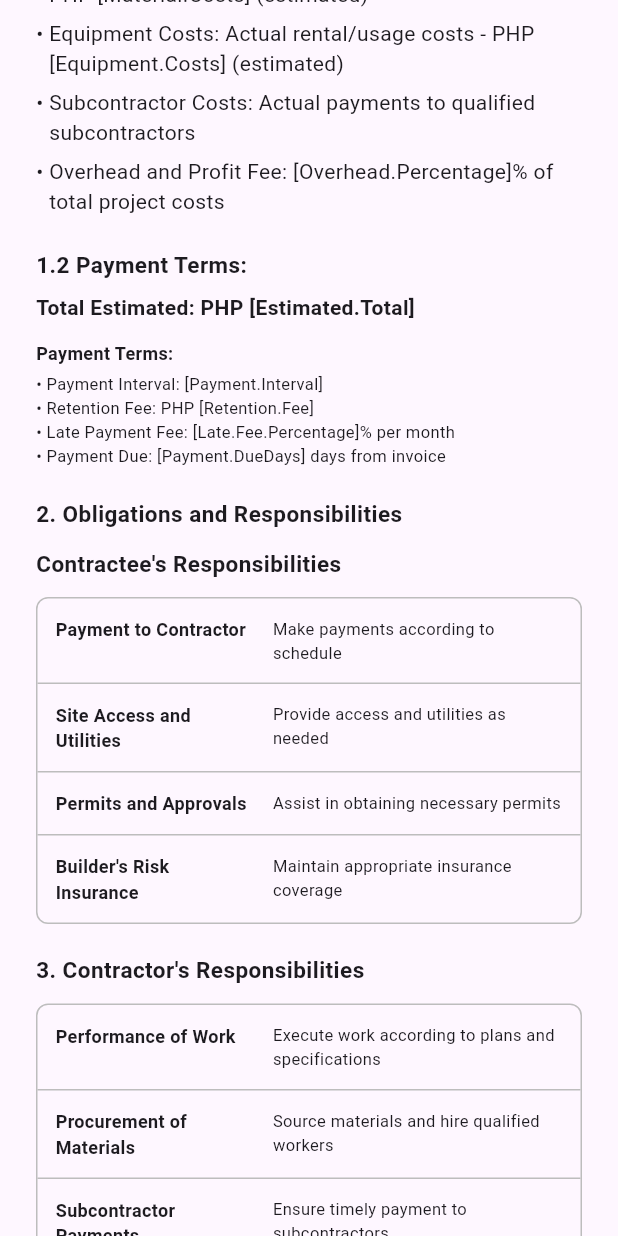
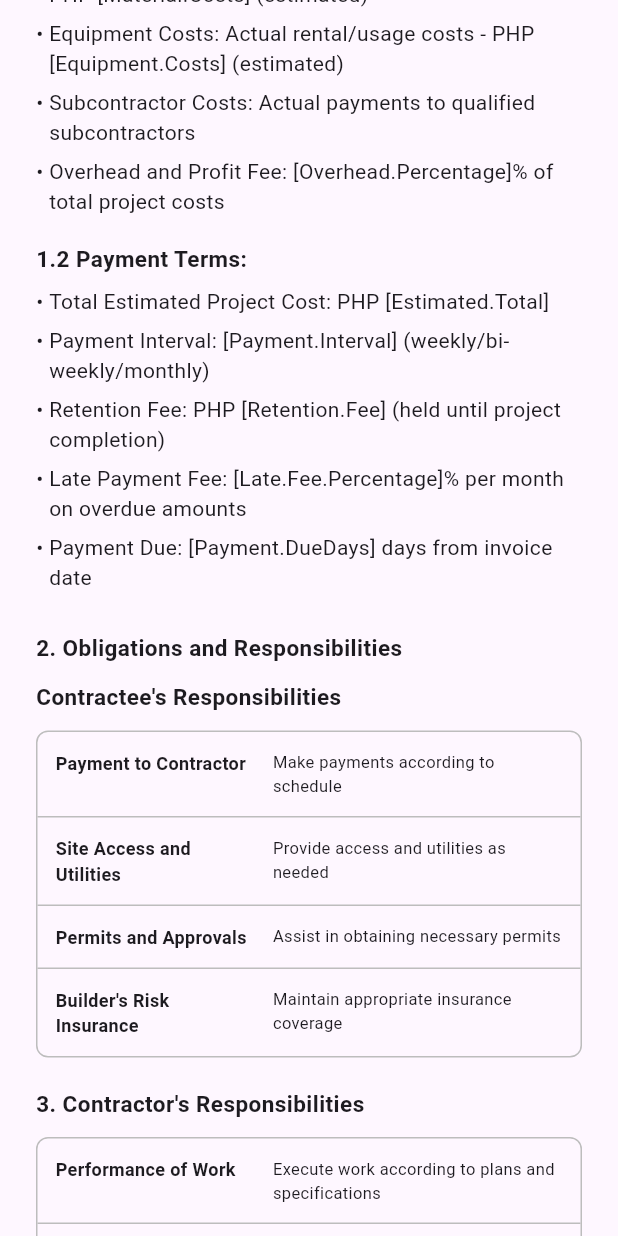
Before and after one commit to jjj-ols123/ConTrust, a Flutter app: the CostPlusContract widget shown alone on an empty page, opened directly, scrolled down 1152 dp, on a phone screen of 412 x 824 dp. Run offline on Flutter 3.47's test engine with Material 3 defaults, Android fonts, the phone set to English and light mode, and no system bars; our stand-ins replace file_picker, image_picker, pdf, supabase_flutter; missing offline and left inert: contractee, contractor, dart:html; accounts and stored records are empty.

Commit message:
fixes mismatches of pdf and preview

```diff
--- a/lib/contract_templates/CostPlus.dart
+++ b/lib/contract_templates/CostPlus.dart
@@ -166,43 +166,17 @@ class CostPlusContract extends StatelessWidget {
             'Overhead and Profit Fee: [Overhead.Percentage]% of total project costs',
           ]),
 
-          const SizedBox(height: 16),
+          const SizedBox(height: 12),
           ContractStyle.sectionTitle('1.2 Payment Terms:'),
           const SizedBox(height: 8),
 
-          Text(
-            ContractStyle.textResolver != null
-                ? 'Total Estimated: PHP ${ContractStyle.textResolver!('[Estimated.Total]')}'
-                : 'Total Estimated: PHP [Estimated.Total]',
-            style: const TextStyle(fontSize: 14, fontWeight: FontWeight.bold)
-          ),
-          const SizedBox(height: 12),
-          const Text('Payment Terms:', style: TextStyle(fontSize: 12, fontWeight: FontWeight.bold)),
-          const SizedBox(height: 4),
-          Text(
-            ContractStyle.textResolver != null
-                ? '• Payment Interval: ${ContractStyle.textResolver!('[Payment.Interval]')}'
-                : '• Payment Interval: [Payment.Interval]',
-            style: const TextStyle(fontSize: 11)
-          ),
-          Text(
-            ContractStyle.textResolver != null
-                ? '• Retention Fee: PHP ${ContractStyle.textResolver!('[Retention.Fee]')}'
-                : '• Retention Fee: PHP [Retention.Fee]',
-            style: const TextStyle(fontSize: 11)
-          ),
-          Text(
-            ContractStyle.textResolver != null
-                ? '• Late Payment Fee: ${ContractStyle.textResolver!('[Late.Fee.Percentage]')}% per month'
-                : '• Late Payment Fee: [Late.Fee.Percentage]% per month',
-            style: const TextStyle(fontSize: 11)
-          ),
-          Text(
-            ContractStyle.textResolver != null
-                ? '• Payment Due: ${ContractStyle.textResolver!('[Payment.DueDays]')} days from invoice'
-                : '• Payment Due: [Payment.DueDays] days from invoice',
-            style: const TextStyle(fontSize: 11)
-          ),
+          ContractStyle.bulletList([
+            'Total Estimated Project Cost: PHP [Estimated.Total]',
+            'Payment Interval: [Payment.Interval] (weekly/bi-weekly/monthly)',
+            'Retention Fee: PHP [Retention.Fee] (held until project completion)',
+            'Late Payment Fee: [Late.Fee.Percentage]% per month on overdue amounts',
+            'Payment Due: [Payment.DueDays] days from invoice date',
+          ]),
 
           const SizedBox(height: 20),
           ContractStyle.sectionTitle('2. Obligations and Responsibilities'),
@@ -288,7 +262,7 @@ class CostPlusContract extends StatelessWidget {
           const SizedBox(height: 12),
           ContractStyle.sectionTitle('No Damages to the Contractor for Delay:'),
           ContractStyle.paragraph(
-              'The Contractor acknowledges and agrees that, except for the extension of time for completing the Work as provided herein, the Contractor shall not be entitled to any additional compensation, damages, or claims for any delays or interruptions in the progress of the Work.'),
+              'The Contractor acknowledges and agrees that, except for the extension of time for completing the Work as provided herein, the Contractor shall not be entitled to any additional compensation, damages, or claims for any delays or interruptions in the progress of the Work, regardless of the cause of such delays. The Contractor further waives any right to recover consequential damages, lost profits, or any other indirect damages arising from any delay.'),
 
           const SizedBox(height: 20),
           ContractStyle.sectionTitle('5. Insurance and Bonds'),
@@ -296,12 +270,16 @@ class CostPlusContract extends StatelessWidget {
 
           ContractStyle.sectionTitle('Contractor\'s Insurance:'),
           ContractStyle.paragraph(
-              'The Contractor shall, at its own expense, procure and maintain insurance coverage during the term of this Agreement, in accordance with industry standards and with limits of liability as specified herein.'),
+              'The Contractor shall, at its own expense, procure and maintain insurance coverage during the term of this Agreement, in accordance with industry standards and with limits of liability as specified herein, and shall provide evidence of such insurance to the Contractee prior to commencing any work under this Contract. Such insurance shall include, but not be limited to:'),
 
           const SizedBox(height: 12),
           ContractStyle.sectionTitle('Performance and Payment Bonds'),
           ContractStyle.paragraph(
-            'The Contractor shall furnish to the Contractee, within [Bond.TimeFrame] days, performance and payment bonds executed by a surety company licensed to do business in the jurisdiction where the project is located. The performance bond shall be in an amount not less than PHP [Bond.PerformanceAmount] and the payment bond shall be in an amount not less than PHP [Bond.PaymentAmount].'),
+            'The Contractor shall furnish to the Contractee, within [Bond.TimeFrame] days, performance and payment bonds executed by a surety company licensed to do business in the jurisdiction where the project is located. The performance bond shall be in an amount not less than PHP [Bond.PerformanceAmount] and shall guarantee the faithful performance of all Work under this Agreement.'),
+
+          const SizedBox(height: 12),
+          ContractStyle.paragraph(
+            'The payment bond shall be in an amount not less than PHP [Bond.PaymentAmount] and shall guarantee the payment to all subcontractors, laborers, and material suppliers for labor and materials furnished in connection with this Contract. The Contractor shall maintain these bonds in full force and effect throughout the duration of the project.'),
 
           const SizedBox(height: 20),
           ContractStyle.sectionTitle('6. Change Orders and Modifications'),
--- a/lib/contract_templates/LumpSum.dart
+++ b/lib/contract_templates/LumpSum.dart
@@ -329,26 +329,43 @@ class LumpSumContract extends StatelessWidget {
               '6.2. Change Order Pricing: Labor rates for change orders shall be PHP [Change.LaborRate] per hour. Materials shall be charged at cost plus [Change.MaterialMarkup]% markup. Equipment charges shall be at cost plus [Change.EquipmentMarkup]% markup.'),
 
           const SizedBox(height: 20),
-          ContractStyle.sectionTitle('7. Termination and Warranties'),
+          ContractStyle.sectionTitle('7. Delays and Extensions of Time'),
+          const SizedBox(height: 12),
+
+          ContractStyle.sectionTitle('Procedures for Time Extensions:'),
+          ContractStyle.paragraph(
+              'In the event that the Contractor is delayed in the progress of the Work for reasons beyond the Contractor\'s control, including but not limited to acts of God, strikes, material shortages, changes in the Work ordered by the Contractee, or other excusable delays, the Contractor shall promptly notify the Contractee in writing of the cause of the delay. The Contractee shall have the right to grant or deny time extensions, at the Contractee\'s sole discretion, for any delays that are found to be excusable.'),
+
+          const SizedBox(height: 12),
+          ContractStyle.sectionTitle('Liquidated Damages:'),
+          ContractStyle.paragraph(
+              'If the Contractor fails to complete the Work by the agreed completion date, and such delay is not excusable under the terms of this Contract, the Contractor shall pay liquidated damages in the amount of PHP[Penalty.DailyAmount] per calendar day for each day of delay. These liquidated damages represent a reasonable estimate of the damages that the Contractee will suffer as a result of delayed completion.'),
+
+          const SizedBox(height: 20),
+          ContractStyle.sectionTitle('8. Termination and Disputes'),
           const SizedBox(height: 12),
 
           ContractStyle.paragraph(
-              '7.1. Either party may terminate this contract with [Notice.Period] days written notice. Upon termination, Contractor shall be compensated for all work completed and accepted by the Contractee up to the termination date.'),
+              '8.1. Either party may terminate this contract with [Notice.Period] days written notice. Upon termination, Contractor shall be compensated for all work completed and accepted by the Contractee up to the termination date, less any amounts previously paid.'),
 
           const SizedBox(height: 12),
           ContractStyle.paragraph(
-              '7.2. Contractor provides a [Warranty.Period] months warranty on workmanship and materials from the date of project completion. This warranty covers defects in materials and workmanship under normal use and conditions.'),
+              '8.2. Contractor provides a [Warranty.Period] months warranty on workmanship and materials from the date of project completion. This warranty covers defects in materials and workmanship under normal use and conditions.'),
 
           const SizedBox(height: 12),
           ContractStyle.paragraph(
-              '7.3. Any disputes arising from this contract shall be resolved through mediation first, and if unsuccessful, through arbitration under Philippine law. All legal proceedings shall be conducted in the courts of [Contractor.Province], Republic of the Philippines.'),
+              '8.3. Any disputes arising from this contract shall be resolved through mediation first, and if unsuccessful, through arbitration under Philippine law. All legal proceedings shall be conducted in the courts of [Contractor.Province], Republic of the Philippines.'),
 
           const SizedBox(height: 20),
-          ContractStyle.sectionTitle('8. Governing Law'),
+          ContractStyle.sectionTitle('9. Governing Law'),
           const SizedBox(height: 12),
 
           ContractStyle.paragraph(
-              'This Contract shall be governed by and construed in accordance with the laws of the Republic of the Philippines, without regard to its conflict of law principles.'),
+              'This Contract shall be governed by and construed in accordance with the laws of the Republic of the Philippines, without regard to its conflict of law principles. Any legal action or proceeding arising under or in connection with this Contract shall be brought exclusively in the state or federal courts located within the Republic of the Philippines, and the parties hereby consent to the personal jurisdiction and venue of these courts.'),
+
+          const SizedBox(height: 12),
+          ContractStyle.paragraph(
+              'The prevailing party in any such legal action or proceeding shall be entitled to recover its reasonable attorneys\' fees and costs incurred in connection with such action or proceeding.'),
 
           const SizedBox(height: 30),
           const Center(
--- a/lib/contract_templates/LumpSumPDF.dart
+++ b/lib/contract_templates/LumpSumPDF.dart
@@ -191,7 +191,7 @@ class LumpSumPDF {
 
     widgets.add(
       pw.Bullet(
-        text: 'Down Payment: PHP${ContractStyle.getFieldValue(fieldValues, 'Payment.DownPayment')} (${ContractStyle.getFieldValue(fieldValues, 'Payment.DownPaymentPercentage')}% of total contract price) - Due upon contract signing',
+        text: 'Down Payment: ${ContractStyle.getFieldValue(fieldValues, 'Payment.DownPaymentPercentage')}% of total contract price - Due upon contract signing',
         style: const pw.TextStyle(fontSize: 10),
       ),
     );
@@ -203,7 +203,7 @@ class LumpSumPDF {
     );
     widgets.add(
       pw.Bullet(
-        text: 'Retention: ${ContractStyle.getFieldValue(fieldValues, 'Payment.RetentionPercentage')}% (PHP${ContractStyle.getFieldValue(fieldValues, 'Payment.RetentionAmount')}) - Released after ${ContractStyle.getFieldValue(fieldValues, 'Payment.RetentionPeriod')} days from completion',
+        text: 'Retention: ${ContractStyle.getFieldValue(fieldValues, 'Payment.RetentionPercentage')}% - Released after ${ContractStyle.getFieldValue(fieldValues, 'Payment.RetentionPeriod')} days from completion',
         style: const pw.TextStyle(fontSize: 10),
       ),
     );
```
